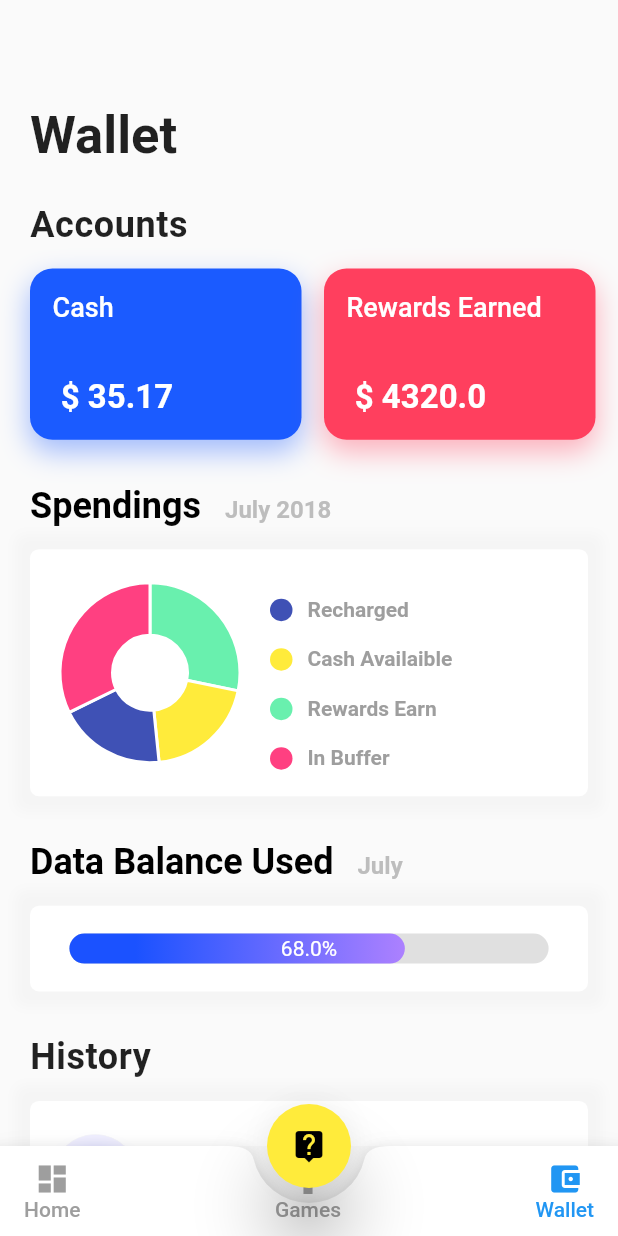
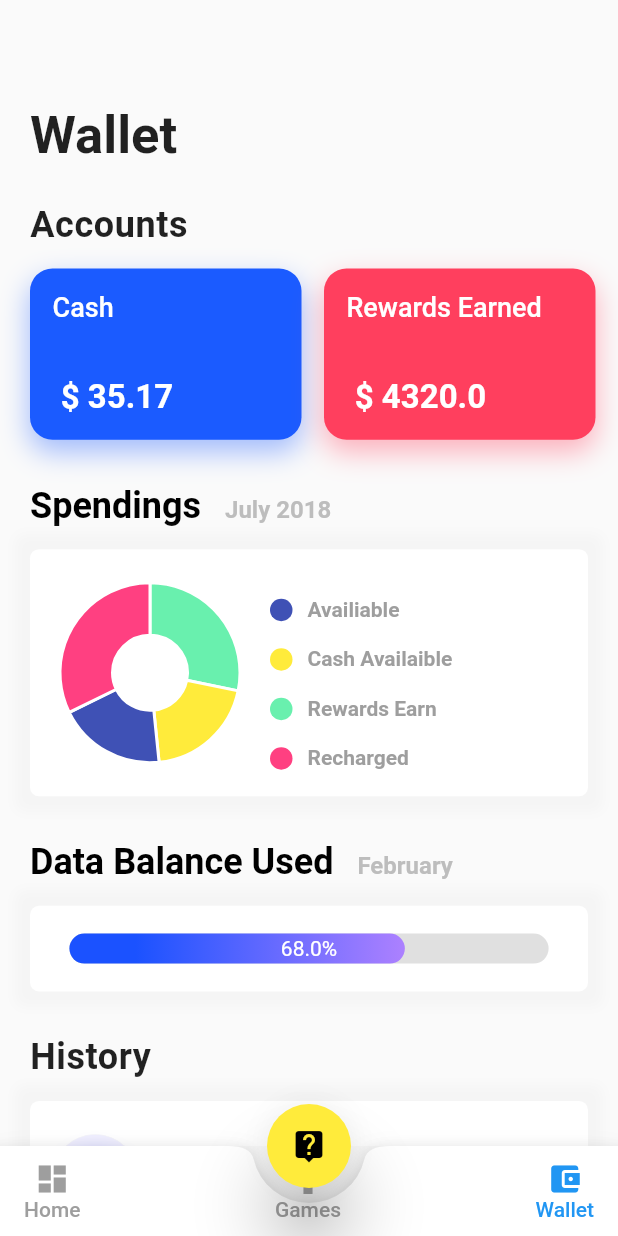
Before and after one commit to kohinoor98/VIL, a Flutter app: the screen it shows after launch, item 3 of the bottom bar chosen, on a phone screen of 412 x 824 dp. Run offline on Flutter 3.47's test engine with Material 2 defaults, Android fonts, the phone set to English and light mode, and no system bars; our stand-ins replace charts_flutter; missing offline and left inert: flutter_dialogflow; Roboto replaces fonts that are missing (Varela); project files that could hold a hidden picture were left out.

```diff
--- a/lib/WalletPage/src/pages/overview_page.dart
+++ b/lib/WalletPage/src/pages/overview_page.dart
@@ -130,10 +130,10 @@ class OverviewPage extends StatelessWidget {
                       SizedBox(
                         height: 15,
                       ),
-                      donutCard(Colors.indigo, "Recharged"),
+                      donutCard(Colors.indigo, "Availiable"),
                       donutCard(Colors.yellow, "Cash Availaible"),
                       donutCard(Colors.greenAccent, "Rewards Earn"),
-                      donutCard(Colors.pinkAccent, "In Buffer"),
+                      donutCard(Colors.pinkAccent, "Recharged"),
                     ],
                   ),
                 )
@@ -156,7 +156,7 @@ class OverviewPage extends StatelessWidget {
                   ),
                 ),
                 TextSpan(
-                  text: "    July",
+                  text: "    February",
                   style: TextStyle(
                     color: Colors.grey.shade400,
                     fontWeight: FontWeight.w700,
```
